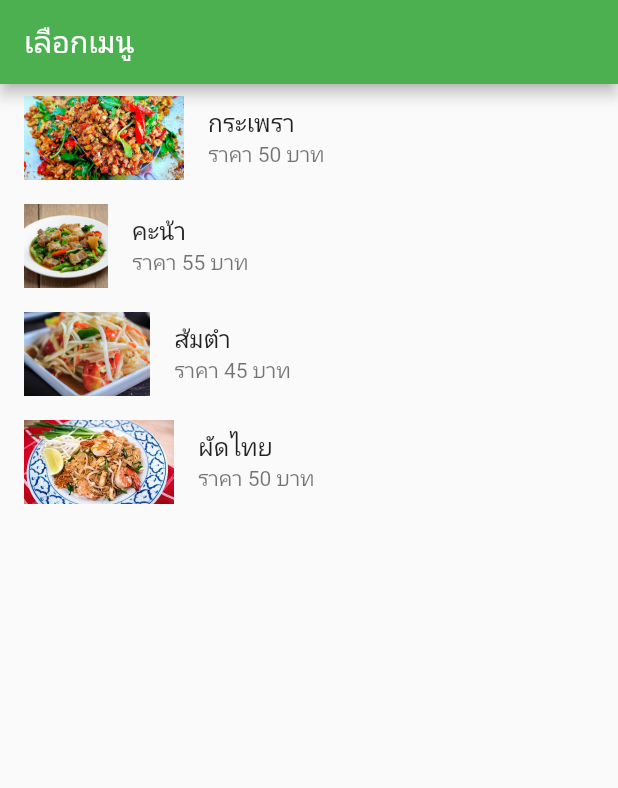
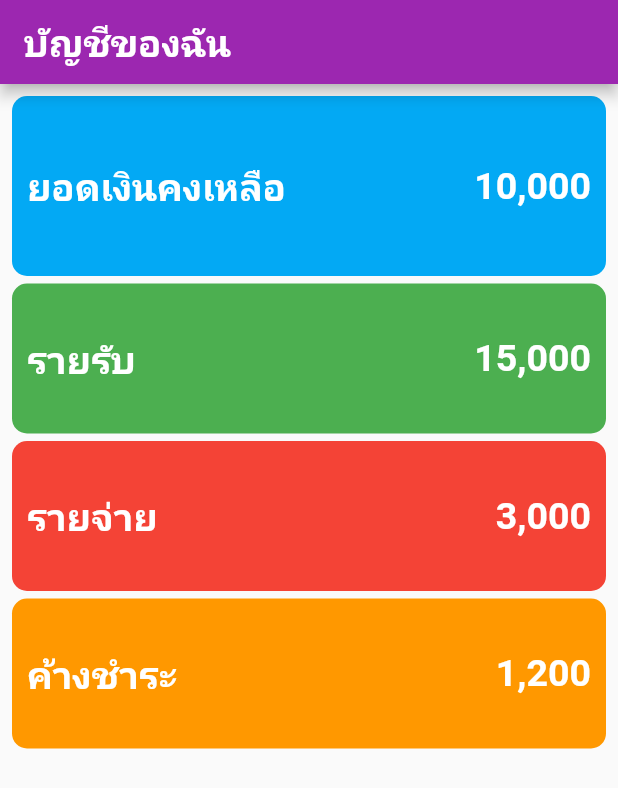
Before and after one commit to customiz/basic-flutter, a Flutter app: the screen it shows after launch, on a phone screen of 412 x 824 dp. Shown: the top 788 px of the screen. Run offline on Flutter 3.47's test engine with Material 2 defaults, Android fonts, the phone set to English and light mode, and no system bars.

```diff
--- a/lib/FoodMenu.dart
+++ b/lib/FoodMenu.dart
@@ -1,3 +1,4 @@
+// ignore: file_names
 class FoodMenu {
   String name;
   String price;
--- /dev/null
+++ b/lib/MoneyBox.dart
@@ -0,0 +1,43 @@
+// ignore_for_file: prefer_const_constructors, must_be_immutable, file_names, use_key_in_widget_constructors
+
+import 'package:flutter/material.dart';
+import 'package:intl/intl.dart';
+
+class MoneyBox extends StatelessWidget {
+  String title;
+  double amount;
+  Color color;
+  double size;
+  MoneyBox(this.title, this.amount, this.color, this.size);
+  @override
+  Widget build(BuildContext context) {
+    return Container(
+      padding: const EdgeInsets.all(10.0),
+      height: size,
+      decoration:
+          BoxDecoration(color: color, borderRadius: BorderRadius.circular(10)),
+      child: Row(
+        crossAxisAlignment: CrossAxisAlignment.center,
+        // ignore: prefer_const_literals_to_create_immutables
+        children: [
+          Text(
+            title,
+            style: TextStyle(
+                fontSize: 25, color: Colors.white, fontWeight: FontWeight.bold),
+          ),
+          Expanded(
+            child: Text(
+              // ignore: unnecessary_string_interpolations
+              '${NumberFormat("#,###.##").format(amount)}',
+              style: TextStyle(
+                  fontSize: 25,
+                  color: Colors.white,
+                  fontWeight: FontWeight.bold),
+              textAlign: TextAlign.right,
+            ),
+          )
+        ],
+      ),
+    );
+  }
+}
--- a/lib/main.dart
+++ b/lib/main.dart
@@ -1,7 +1,6 @@
 // ignore_for_file: prefer_const_constructors
-
+import 'package:basicflutter/MoneyBox.dart';
 import 'package:flutter/material.dart';
-import 'FoodMenu.dart';
 
 void main() {
   var app = Myapp();
@@ -16,7 +15,7 @@ class Myapp extends StatelessWidget {
     return MaterialApp(
       title: 'Test App',
       home: MyHomePage(),
-      theme: ThemeData(primarySwatch: Colors.green),
+      theme: ThemeData(primarySwatch: Colors.purple),
     );
   }
 }
@@ -30,32 +29,35 @@ class MyHomePage extends StatefulWidget {
 }
 
 class _MyHomePageState extends State<MyHomePage> {
-  List<FoodMenu> menu = [
-    FoodMenu("กระเพรา", "50", "assets/images/1.jpg"),
-    FoodMenu("คะน้า", "55", "assets/images/2.jpg"),
-    FoodMenu("ส้มตำ", "45", "assets/images/3.jpg"),
-    FoodMenu("ผัดไทย", "50", "assets/images/4.jpg")
-  ];
-
   @override
   Widget build(BuildContext context) {
     return Scaffold(
         appBar: AppBar(
-          title: Text('เลือกเมนู'),
+          title: Text('บัญชีของฉัน',
+              style: TextStyle(
+                  fontSize: 25,
+                  color: Colors.white,
+                  fontWeight: FontWeight.bold)),
         ),
-        body: ListView.builder(
-            itemCount: menu.length,
-            itemBuilder: (BuildContext context, int index) {
-              FoodMenu food = menu[index];
-              return ListTile(
-                leading: Image.asset(food.img),
-                title: Text(food.name),
-                // ignore: prefer_interpolation_to_compose_strings
-                subtitle: Text("ราคา " + food.price + " บาท"),
-                onTap: () {
-                  print("เลือกเมนูชื่อ " + food.name);
-                },
-              );
-            }));
+        body: Padding(
+          padding: const EdgeInsets.all(8.0),
+          child: Column(
+            children: [
+              MoneyBox("ยอดเงินคงเหลือ", 10000, Colors.lightBlue, 120),
+              SizedBox(
+                height: 5,
+              ),
+              MoneyBox("รายรับ", 15000, Colors.green, 100),
+              SizedBox(
+                height: 5,
+              ),
+              MoneyBox("รายจ่าย", 3000, Colors.red, 100),
+              SizedBox(
+                height: 5,
+              ),
+              MoneyBox("ค้างชำระ", 1200, Colors.orange, 100),
+            ],
+          ),
+        ));
   }
 }
--- a/pubspec.yaml
+++ b/pubspec.yaml
@@ -34,6 +34,7 @@ dependencies:
   # The following adds the Cupertino Icons font to your application.
   # Use with the CupertinoIcons class for iOS style icons.
   cupertino_icons: ^1.0.2
+  intl: ^0.17.0
 
 dev_dependencies:
   flutter_test:
```
Also changed, not shown: pubspec.lock.
